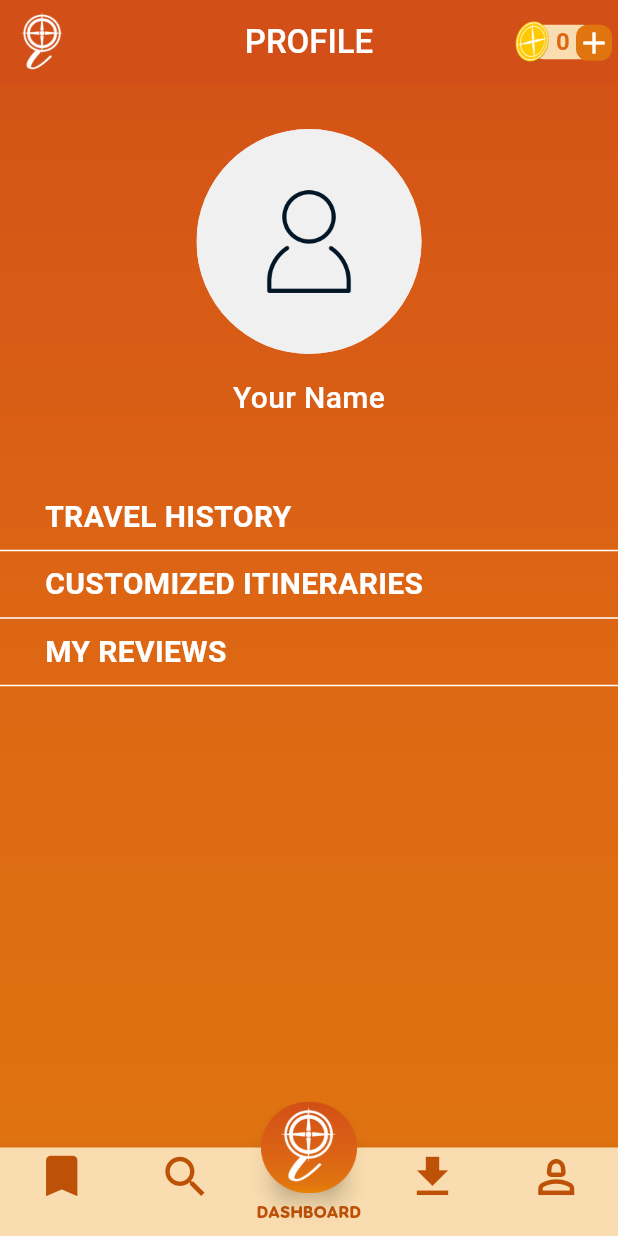
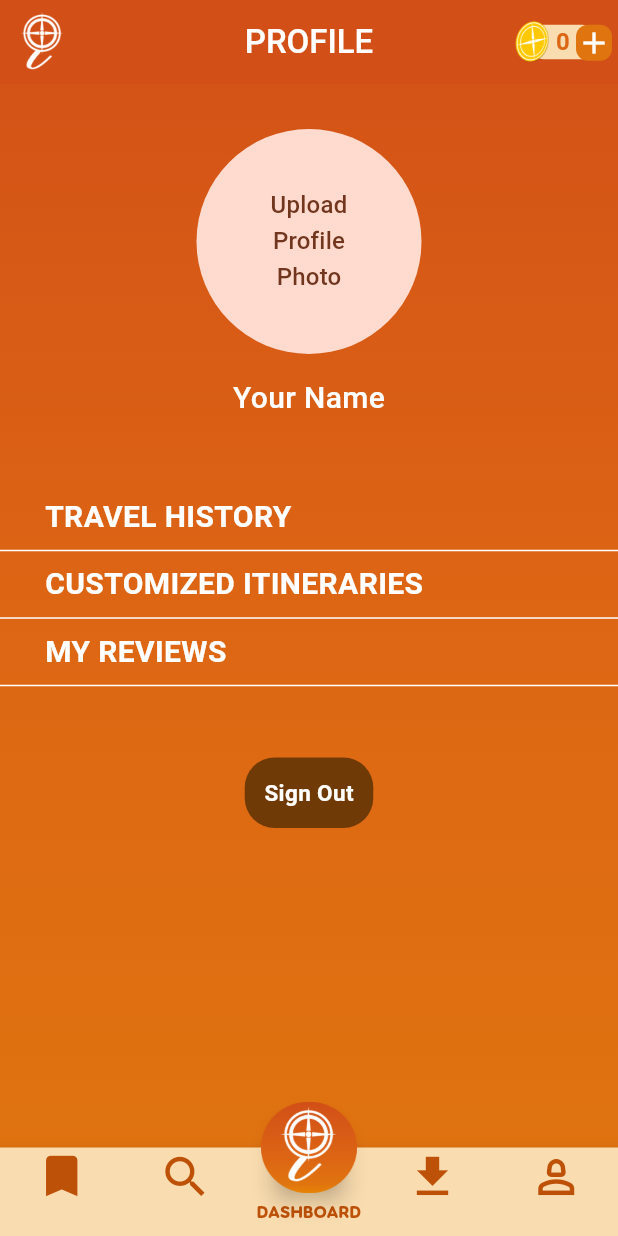
Before and after one commit to lalakingcaaath/iExplore, a Flutter app: the screen it shows once a user with an empty profile is signed in, item 5 of the bottom bar chosen, on a phone screen of 412 x 824 dp. Run offline on Flutter 3.47's test engine with Material 3 defaults, Android fonts, the phone set to English and light mode, and no system bars; our stand-ins replace cloud_firestore, firebase_auth, firebase_core, firebase_storage, image_picker; accounts and stored records are empty; Roboto replaces fonts that are missing (FSP-Demo); project files that could hold a hidden picture were left out.

Commit message:
🎉Added Sign Out Button in Profile Page🎉

```diff
--- a/lib/pages/profile.dart
+++ b/lib/pages/profile.dart
@@ -1,8 +1,14 @@
+import 'dart:io';
 import 'package:flutter/material.dart';
 import 'package:i_explore/components/HeaderAppBarComponent.dart';
 import 'package:i_explore/components/FloatingButtonNavBarComponent.dart';
 import 'package:i_explore/components/BottomNavigationBarComponent.dart';
+import 'package:i_explore/pages/login.dart';
 import 'package:i_explore/utils/colors.dart';
+import 'package:image_picker/image_picker.dart';
+import 'package:cloud_firestore/cloud_firestore.dart';
+import 'package:firebase_storage/firebase_storage.dart';
+import 'package:firebase_auth/firebase_auth.dart';
 
 class Profile extends StatefulWidget {
   const Profile({Key? key}) : super(key: key);
@@ -12,6 +18,41 @@ class Profile extends StatefulWidget {
 }
 
 class _ProfileState extends State<Profile> {
+
+  File? _profileImage;
+  String? _profileImageUrl;
+  final ImagePicker _picker = ImagePicker();
+
+  Future<void> _pickImage() async {
+    final pickedFile = await _picker.pickImage(source: ImageSource.gallery);
+
+    if (pickedFile != null) {
+      setState(() {
+        _profileImage = File(pickedFile.path);
+      });
+
+      //Upload Image to Firebase Storage
+      final Reference storageRef =
+          FirebaseStorage.instance.ref().child('profile_pictures').child('user_profile_picture.jpg');
+      await storageRef.putFile(_profileImage!);
+
+      //Get Download URL
+      final String downloadUrl = await storageRef.getDownloadURL();
+
+      //Storage download URL in Cloud Firestore
+      final userRef = FirebaseFirestore.instance.collection('users').doc('user_id');
+      await userRef.set({'profileImageUrl' : downloadUrl});
+
+      setState(() {
+        _profileImageUrl = downloadUrl;
+      });
+    }
+  }
+
+  Future<void> _signOut(BuildContext context) async {
+    await FirebaseAuth.instance.signOut();
+    Navigator.pushReplacement(context, MaterialPageRoute(builder: (context) => Login()));
+  }
 
   @override
   Widget build(BuildContext context) {
@@ -35,9 +76,18 @@ class _ProfileState extends State<Profile> {
                 Row(
                   mainAxisAlignment: MainAxisAlignment.center,
                   children: [
-                    CircleAvatar(
-                      radius: 75,
-                      backgroundImage: AssetImage('images/avatar.png'),
+                    GestureDetector(
+                      onTap: () => _pickImage,
+                      child: _profileImage != null ? CircleAvatar(
+                        radius: 75,
+                        backgroundImage: FileImage(_profileImage!),
+                      ) : GestureDetector(
+                        onTap: _pickImage,
+                        child: CircleAvatar(
+                          radius: 75,
+                          child: Text('Upload\nProfile\nPhoto', textAlign: TextAlign.center),
+                        ),
+                      ),
                     ),
                   ],
                 ),
@@ -117,6 +167,25 @@ class _ProfileState extends State<Profile> {
                 Divider(
                   color: Colors.white,
                 ),
+                SizedBox(height: 40),
+                GestureDetector(
+                  onTap: () => _signOut(context),
+                  child: Container(
+                    padding: const EdgeInsets.all(13),
+                    decoration: BoxDecoration(
+                      borderRadius: BorderRadius.circular(20),
+                      color: brownColor
+                    ),
+                    child: Text(
+                      "Sign Out", style: TextStyle(
+                        color: Colors.white,
+                        fontFamily: 'FSP-Demo',
+                        fontWeight: FontWeight.bold,
+                        fontSize: 15
+                    ),
+                    ),
+                  ),
+                )
               ],
             ),
           ),
--- a/pubspec.yaml
+++ b/pubspec.yaml
@@ -36,6 +36,10 @@ dependencies:
     cupertino_icons: ^1.0.2
     firebase_auth: ^4.18.0
     provider: ^6.1.2
+    image_picker: ^1.1.0
+    cloud_firestore: ^4.17.0
+    firebase_core: ^2.30.0
+    firebase_storage: ^11.7.2
 
 dev_dependencies:
     flutter_test:
```
Also changed, not shown: pubspec.lock, 5 other files.
